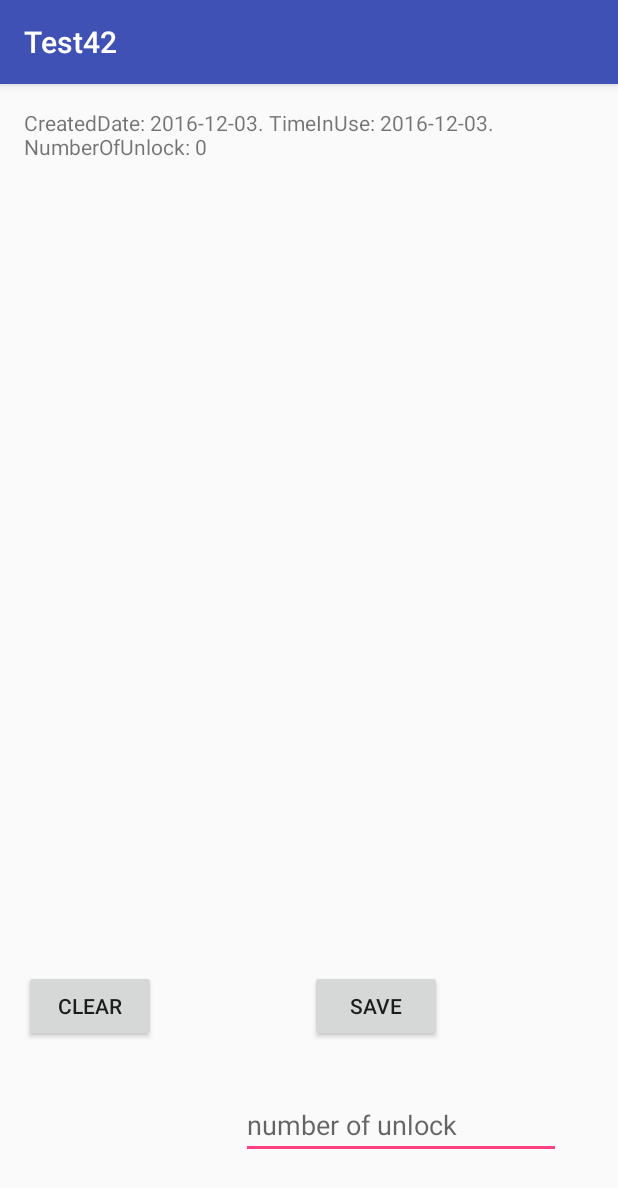
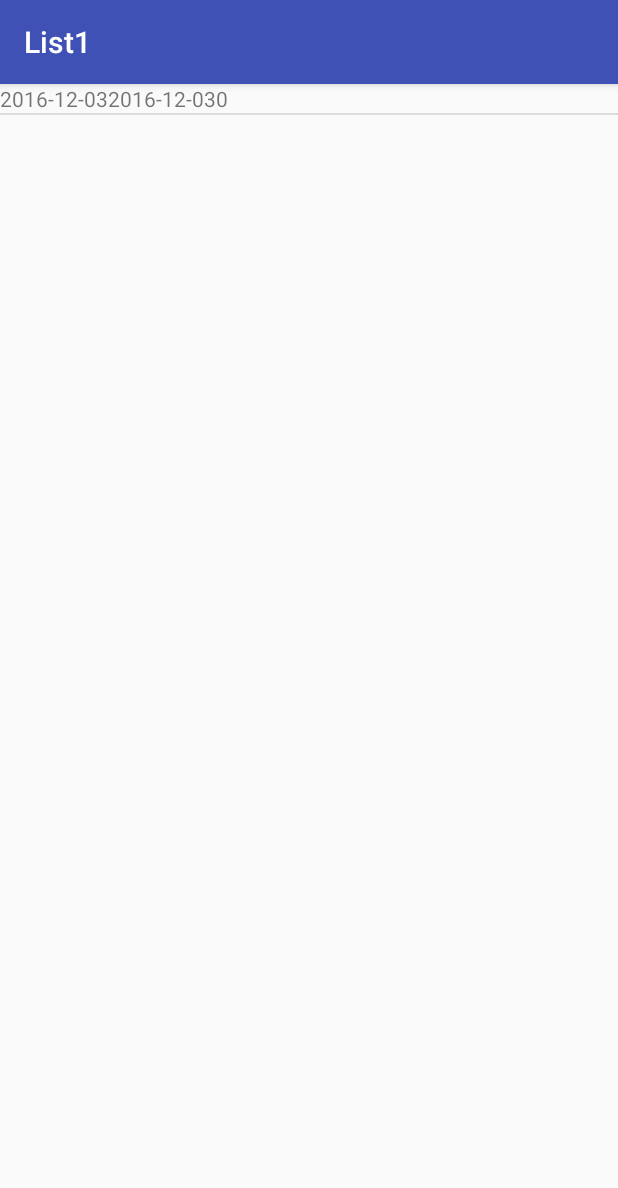
Before and after one commit to LevWorkSpace/Addiction, an Android app: the screen it shows after launch (MainActivity), on a phone screen of 412 x 824 dp. Shown: the top 1188 px of the screen. Run offline under Robolectric (Android 15) with nearby library versions, the phone set to English and light mode, and no system bars.

Commit message:
from Natasha

```diff
--- a/app/src/main/java/com/example/test42/MainActivity.java
+++ b/app/src/main/java/com/example/test42/MainActivity.java
@@ -1,66 +1,35 @@
 package com.example.test42;
 
-import android.os.StrictMode;
 import android.support.v7.app.AppCompatActivity;
 import android.os.Bundle;
-import android.view.View;
-import android.widget.Button;
-import android.widget.EditText;
-import android.widget.TextView;
+import android.widget.ArrayAdapter;
+import android.widget.ListView;
+import android.widget.SimpleAdapter;
 
-import java.util.Date;
-import java.util.List;
+import com.example.test42.R;
+
+import java.util.ArrayList;
+import java.util.HashMap;
+import java.util.Map;
+import java.util.Objects;
 
 import dataBaseModule.RecordProviderFactory;
 import global.classes.DailyUsageEntry;
 import global.interfaces.IRecordProvider;
-import global.utilities.DateUtility;
+import ui.DailyRecordsSimpleAdapter;
+
 
 public class MainActivity extends AppCompatActivity {
-    TextView testView;
-    Button saveButton;
-    Button clearButton;
-    EditText numberOfUnlock;
+
     @Override
     protected void onCreate(Bundle savedInstanceState) {
         super.onCreate(savedInstanceState);
         setContentView(R.layout.activity_main);
-        testView = (TextView) findViewById(R.id.test_view);
-        saveButton = (Button) findViewById(R.id.save_button);
-        clearButton = (Button) findViewById(R.id.clear_button);
-        numberOfUnlock = (EditText) findViewById(R.id.number_of_unlock);
-
         final IRecordProvider record_provider = RecordProviderFactory.getProvider(this);
-
-        saveButton.setOnClickListener(new View.OnClickListener() {
-            public void onClick(View v) {
-                record_provider.saveDailyUsageRecords(new DailyUsageEntry(DateUtility.getTodayDate(), numberOfUnlock.getText().toString(), DateUtility.getTodayDate()));
-                showAllRecords(record_provider);
-                numberOfUnlock.setText("0");
-            }
-        });
-
-        clearButton.setOnClickListener(new View.OnClickListener() {
-            public void onClick(View v) {
-                record_provider.clearDailyUsageTable();
-                showAllRecords(record_provider);
-            }
-        });
-
-        record_provider.saveDailyUsageRecords(new DailyUsageEntry(DateUtility.getTodayDate(), "7", DateUtility.getTodayDate()));
-        showAllRecords(record_provider);
+        ArrayList<DailyUsageEntry> myrecords=record_provider.getAllDailyUsageRecords();
+        ListView list1=(ListView) findViewById(R.id.lvMain);
+        SimpleAdapter sAdapter = new DailyRecordsSimpleAdapter(this, myrecords, R.layout.item);
+        list1.setAdapter(sAdapter);
     }
 
-    private String DailyRecordsListtoString(List<DailyUsageEntry> dailyUsageEntries) {
-        StringBuilder sb = new StringBuilder();
-        for (DailyUsageEntry singleRecord : dailyUsageEntries) {
-            sb.append(singleRecord.toString());
-            sb.append("\n");
-        }
-        return sb.toString();
-    }
-
-    private void showAllRecords(IRecordProvider record_provider) {
-        testView.setText(DailyRecordsListtoString(record_provider.getAllDailyUsageRecords()));
-    }
 }
--- /dev/null
+++ b/app/src/main/java/ui/DailyRecordsSimpleAdapter.java
@@ -0,0 +1,40 @@
+package ui;
+
+import android.content.Context;
+import android.widget.SimpleAdapter;
+
+import com.example.test42.R;
+
+import java.util.ArrayList;
+import java.util.HashMap;
+import java.util.List;
+import java.util.Map;
+
+import global.classes.DailyUsageEntry;
+
+
+public class DailyRecordsSimpleAdapter extends SimpleAdapter {
+
+    private final static String CREATED_DATE_TEXT="date";
+    private final static String TIME_IN_USE_TEXT="time";
+    private final static String NUMBER_OF_UNLOCKS_TEXT="unlocks";
+
+     public DailyRecordsSimpleAdapter(Context context, ArrayList<DailyUsageEntry> myrecords,int resource) {
+        super(context, translate(myrecords), resource, from, to);
+    }
+    private static String[] from = { CREATED_DATE_TEXT, TIME_IN_USE_TEXT,NUMBER_OF_UNLOCKS_TEXT };
+    private static int[] to = { R.id.tvDate, R.id.tvTime, R.id.tvUnlocks };
+
+    private static ArrayList<Map<String, Object>> translate(ArrayList<DailyUsageEntry> myrecords){
+        ArrayList<Map<String,Object>> mylist = new ArrayList<Map<String,Object>>();
+        Map<String, Object> m;
+        for (DailyUsageEntry myrec:myrecords) {
+            m = new HashMap<String, Object>();
+            m.put(CREATED_DATE_TEXT, myrec.getCreatedDate());
+            m.put(TIME_IN_USE_TEXT, myrec.getTimeInUse());
+            m.put(NUMBER_OF_UNLOCKS_TEXT, myrec.getNumberOfUnlock());
+            mylist.add(m);
+        }
+        return mylist;
+    }
+}
--- a/app/src/main/res/layout/activity_main.xml
+++ b/app/src/main/res/layout/activity_main.xml
@@ -1,53 +1,14 @@
 <?xml version="1.0" encoding="utf-8"?>
-<RelativeLayout xmlns:android="http://schemas.android.com/apk/res/android"
+<LinearLayout xmlns:android="http://schemas.android.com/apk/res/android"
     xmlns:tools="http://schemas.android.com/tools"
     android:id="@+id/activity_main"
-    android:layout_width="match_parent"
-    android:layout_height="match_parent"
-    android:paddingBottom="@dimen/activity_vertical_margin"
-    android:paddingLeft="@dimen/activity_horizontal_margin"
-    android:paddingRight="@dimen/activity_horizontal_margin"
-    android:paddingTop="@dimen/activity_vertical_margin"
-    tools:context="com.example.test42.MainActivity">
-
-    <TextView
-        android:id="@+id/test_view"
-        android:layout_width="wrap_content"
-        android:layout_height="wrap_content"
-        android:text="Hello World!" />
-
-    <EditText
-        android:layout_width="wrap_content"
-        android:layout_height="wrap_content"
-        android:inputType="number"
-        android:ems="10"
-        android:id="@+id/number_of_unlock"
-        android:hint="number of unlock"
-        android:layout_marginRight="22dp"
-        android:layout_marginEnd="22dp"
-        android:layout_alignParentBottom="true"
-        android:layout_alignParentRight="true"
-        android:layout_alignParentEnd="true"
-        android:layout_marginBottom="35dp" />
-
-    <Button
-        android:text="Save"
-        android:layout_width="wrap_content"
-        android:layout_height="wrap_content"
-        android:layout_marginLeft="46dp"
-        android:layout_marginStart="46dp"
-        android:id="@+id/save_button"
-        android:layout_marginBottom="78dp"
-        android:layout_alignBottom="@+id/number_of_unlock"
-        android:layout_alignLeft="@+id/number_of_unlock"
-        android:layout_alignStart="@+id/number_of_unlock" />
-
-    <Button
-        android:text="Clear"
-        android:layout_width="wrap_content"
-        android:layout_height="wrap_content"
-        android:id="@+id/clear_button"
-        android:layout_marginBottom="78dp"
-        android:layout_alignBottom="@+id/number_of_unlock" />
-
-</RelativeLayout>
+    android:layout_width="fill_parent"
+    android:layout_height="fill_parent"
+    android:orientation="vertical"
+    tools:context="com.example.nataliia.list1.MainActivity">
+    <ListView
+        android:id="@+id/lvMain"
+        android:layout_width="match_parent"
+        android:layout_height="0dp"
+        android:layout_weight="1" />
+</LinearLayout>
--- /dev/null
+++ b/app/src/main/res/layout/item.xml
@@ -0,0 +1,25 @@
+<?xml version="1.0" encoding="utf-8"?>
+<LinearLayout xmlns:android="http://schemas.android.com/apk/res/android"
+    android:orientation="horizontal"
+    android:layout_width="match_parent"
+    android:layout_height="match_parent">
+
+
+    <TextView
+        android:text="TextView"
+        android:layout_width="wrap_content"
+        android:layout_height="wrap_content"
+        android:id="@+id/tvTime" />
+
+    <TextView
+        android:text="TextView"
+        android:layout_width="wrap_content"
+        android:layout_height="wrap_content"
+        android:id="@+id/tvDate" />
+
+    <TextView
+        android:text="TextView"
+        android:layout_width="wrap_content"
+        android:layout_height="wrap_content"
+        android:id="@+id/tvUnlocks" />
+</LinearLayout>
--- a/app/src/main/res/values/strings.xml
+++ b/app/src/main/res/values/strings.xml
@@ -1,3 +1,3 @@
 <resources>
-    <string name="app_name">Test42</string>
+    <string name="app_name">List1</string>
 </resources>
```
